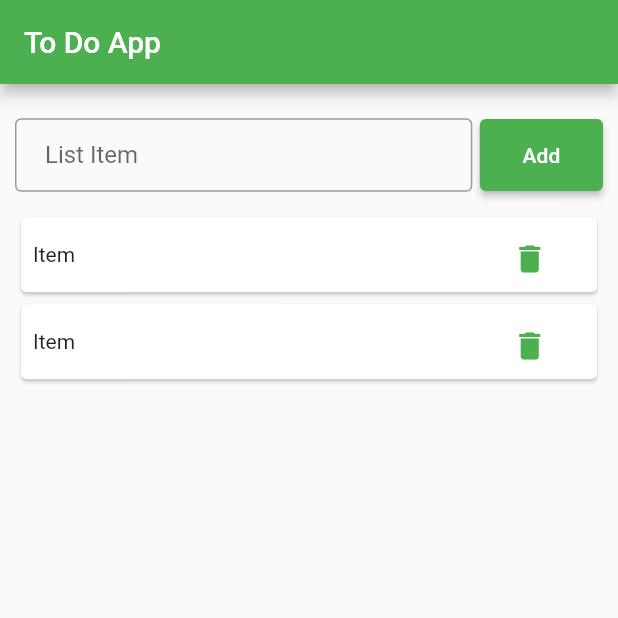
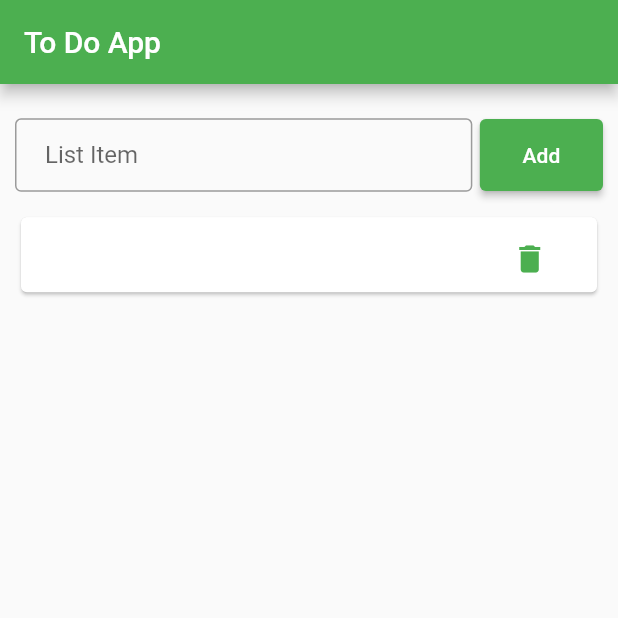
Before and after one commit to nazimfeni/flutter_todo_app, a Flutter app: the screen it shows after launch, after a tap on "Add", on a phone screen of 412 x 824 dp, the top half of it. Run offline on Flutter 3.47's test engine with Material 2 defaults, Android fonts, the phone set to English and light mode, and no system bars.

```diff
--- a/lib/ToDoPage.dart
+++ b/lib/ToDoPage.dart
@@ -8,7 +8,29 @@ class ToDoPage extends StatefulWidget {
 }
 
 class _ToDoPageState extends State<ToDoPage> {
-  List ToDoList =[{"1":"1"},{"2":"2"}];
+  List ToDoList =[];
+  String item ="";
+
+  MyInputOnChange(content){
+    setState(() {
+      item = content;
+    });
+  }
+AddItem(){
+   setState(() {
+     ToDoList.add({'item':item});
+   });
+
+
+}
+
+RemoveItem(index){
+
+   setState(() {
+     ToDoList.removeAt(index);
+   });
+
+}
   @override
   Widget build(BuildContext context) {
     return Scaffold(
@@ -21,8 +43,10 @@ class _ToDoPageState extends State<ToDoPage> {
                 flex: 10,
                 child: Row(
                   children: [
-                    Expanded(flex: 70, child: TextFormField(decoration: AppInputDecoration("List Item"),)),
-                    Expanded(flex:20, child:Padding(padding: EdgeInsets.only(left: 5),child: ElevatedButton(onPressed: (){}, child: Text("Add"),style: AppButtonStyle(),),)),
+                    Expanded(flex: 70, child: TextFormField( onChanged:(content){
+                    MyInputOnChange(content);
+                    },decoration: AppInputDecoration("List Item"),)),
+                    Expanded(flex:20, child:Padding(padding: EdgeInsets.only(left: 5),child: ElevatedButton(onPressed: (){AddItem();}, child: Text("Add"),style: AppButtonStyle(),),)),
                   ],
                 )
             ),
@@ -35,8 +59,8 @@ class _ToDoPageState extends State<ToDoPage> {
                         child: sizeBox50(
                             Row(
                                 children: [
-                                  Expanded(flex: 80, child: Text("Item")),
-                                  Expanded(flex:20,child: TextButton(onPressed: (){}, child: Icon(Icons.delete))),
+                                  Expanded(flex: 80, child: Text(ToDoList[index]['item'].toString())),
+                                  Expanded(flex:20,child: TextButton(onPressed: (){RemoveItem(index);}, child: Icon(Icons.delete))),
                                 ]
 
                             )
```
